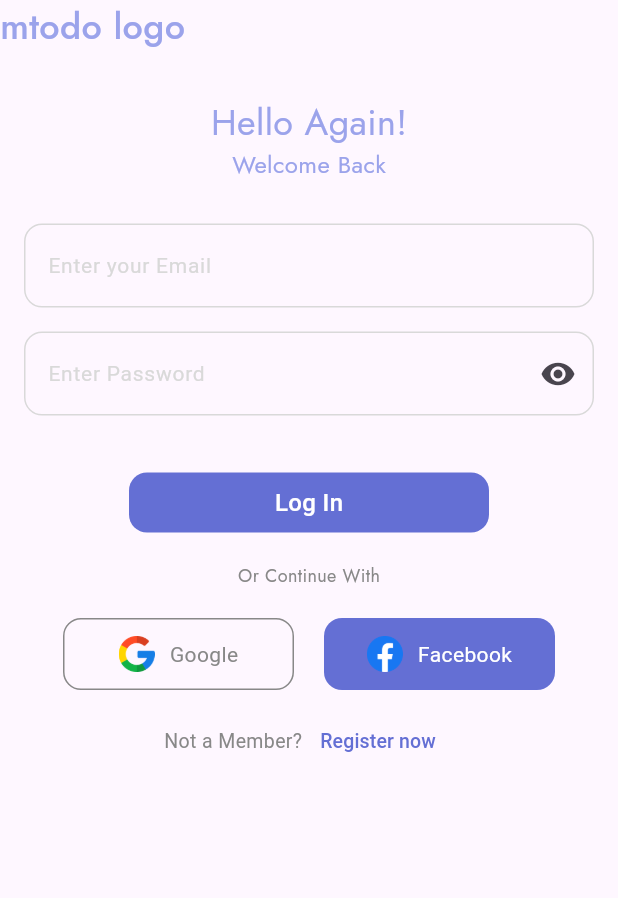
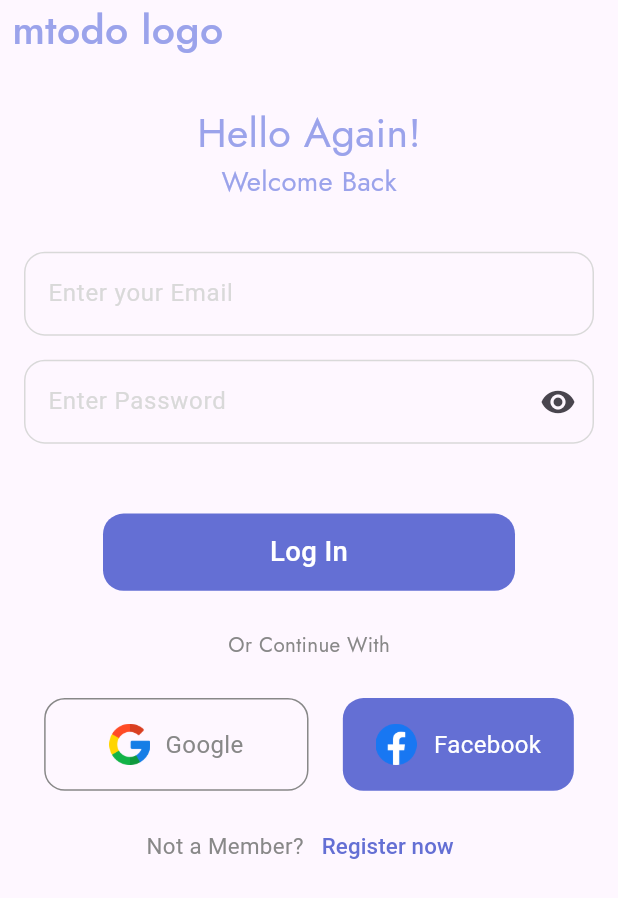
Before and after one commit to wajehafatima/new_project, a Flutter app: the Loginview screen opened directly, on a phone screen of 412 x 824 dp. Shown: the top 898 px of the screen. Run offline on Flutter 3.47's test engine with Material 3 defaults, Android fonts, the phone set to English and light mode, and no system bars; our stand-ins replace firebase_core, flutter_screenutil, google_fonts; accounts and stored records are empty.

Commit message:
update code

```diff
--- a/lib/src/controller/assets/images/appImages.dart
+++ b/lib/src/controller/assets/images/appImages.dart
@@ -5,4 +5,6 @@ class Appimages{
 
   static String fbLogo='lib/src/controller/assets/images/fb.png';
   static String google='lib/src/controller/assets/images/google.png';
+
+  static String profie= 'lib/src/controller/assets/images/dpp.jpg';
 }
--- a/lib/src/controller/constants/widgets/buttons/inkwellbuttons.dart
+++ b/lib/src/controller/constants/widgets/buttons/inkwellbuttons.dart
@@ -1,4 +1,5 @@
 import 'package:flutter/material.dart';
+import 'package:flutter_screenutil/flutter_screenutil.dart';
 import 'package:google_fonts/google_fonts.dart';
 import 'package:newproject/src/controller/assets/colors/appColors.dart';
 class CustomButton extends StatelessWidget {
@@ -21,17 +22,17 @@ class CustomButton extends StatelessWidget {
       child: GestureDetector(
         onTap: onPressed,
         child: Container(
-          height: 40,
-          width: 240,
+          height: 40.h,
+          width: 240.w,
           decoration: BoxDecoration(
-            borderRadius: BorderRadius.circular(12),
+            borderRadius: BorderRadius.circular(12.r),
             color: backgroundColor,
           ),
           child: Center(
             child: Text(
               text,
               style: GoogleFonts.roboto(
-                fontSize: 16,
+                fontSize: 16.sp,
                 fontWeight: FontWeight.w500,
                 color: textColor,
               ),
--- a/lib/src/controller/constants/widgets/g_fb_login.dart
+++ b/lib/src/controller/constants/widgets/g_fb_login.dart
@@ -1,4 +1,5 @@
 import 'package:flutter/material.dart';
+import 'package:flutter_screenutil/flutter_screenutil.dart';
 import 'package:google_fonts/google_fonts.dart';
 
 import '../../assets/colors/appColors.dart';
@@ -15,34 +16,34 @@ class _FbGoogleState extends State<FbGoogle> {
   Widget build(BuildContext context) {
     return Row(mainAxisAlignment: MainAxisAlignment.center,
       children: [
-        Container(height: 48,
-          width: 154,
+        Container(height: 48.h,
+          width: 154.w,
           decoration: BoxDecoration(
               border: Border.all(color: Color(0xff888888)),
-              borderRadius: BorderRadius.circular(12)
+              borderRadius: BorderRadius.circular(12.r)
 
           ),
           child: Row(mainAxisAlignment: MainAxisAlignment.center,
             children: [
-              Image.asset(Appimages.google,width: 24,height: 24,),
+              Image.asset(Appimages.google,width: 24.w,height: 24.h,),
               SizedBox(width: 10,),
-              Text('Google',style: GoogleFonts.roboto(color: Color(0xff888888),fontWeight: FontWeight.w400,fontSize: 14),),
+              Text('Google',style: GoogleFonts.roboto(color: Color(0xff888888),fontWeight: FontWeight.w400,fontSize: 14.sp),),
 
             ],
           ),),
-        SizedBox(width: 20,),
-        Container(height: 48,
+        SizedBox(width: 20.w,),
+        Container(height: 48.h,
           width: 154,
           decoration: BoxDecoration(color:AppColors.darkBlue,
 
-              borderRadius: BorderRadius.circular(12)
+              borderRadius: BorderRadius.circular(12.r)
 
           ),
           child: Row(mainAxisAlignment: MainAxisAlignment.center,
             children: [
-              Image.asset(Appimages.fbLogo,width: 24,height: 24,),
-              SizedBox(width: 10,),
-              Text('Facebook',style: GoogleFonts.roboto(color: Colors.white,fontWeight: FontWeight.w400,fontSize: 14),),
+              Image.asset(Appimages.fbLogo,width: 24.w,height: 24.h,),
+              SizedBox(width: 10.w,),
+              Text('Facebook',style: GoogleFonts.roboto(color: Colors.white,fontWeight: FontWeight.w400,fontSize: 14.sp),),
 
             ],
           ),),
--- a/lib/src/controller/constants/widgets/textformField.dart
+++ b/lib/src/controller/constants/widgets/textformField.dart
@@ -1,4 +1,5 @@
 import 'package:flutter/material.dart';
+import 'package:flutter_screenutil/flutter_screenutil.dart';
 import 'package:google_fonts/google_fonts.dart';
 
 class CustomTextField extends StatefulWidget {
@@ -33,14 +34,14 @@ class _CustomTextFieldState extends State<CustomTextField> {
         decoration: InputDecoration(
           enabledBorder: OutlineInputBorder(
             borderSide: BorderSide(color: Color(0xffD9D9D9)),
-            borderRadius: BorderRadius.circular(12),
+            borderRadius: BorderRadius.circular(12.r),
           ),
           focusedBorder: OutlineInputBorder(
             borderSide: BorderSide(color: Color(0xffD9D9D9)),
-            borderRadius: BorderRadius.circular(12),
+            borderRadius: BorderRadius.circular(12.r),
           ),
           hintText: widget.hintText,
-          hintStyle: GoogleFonts.roboto(color: Color(0xffD9D9D9), fontSize: 14, fontWeight: FontWeight.w400),
+          hintStyle: GoogleFonts.roboto(color: Color(0xffD9D9D9), fontSize: 14.sp, fontWeight: FontWeight.w400),
           suffixIcon: widget.isPassword
               ? IconButton(
             icon: Icon(_obscureText ? Icons.visibility : Icons.visibility_off),
--- a/lib/src/view/auth_view/loginView/loginView.dart
+++ b/lib/src/view/auth_view/loginView/loginView.dart
@@ -1,5 +1,6 @@
 
 import 'package:flutter/material.dart';
+import 'package:flutter_screenutil/flutter_screenutil.dart';
 import 'package:google_fonts/google_fonts.dart';
 import 'package:newproject/src/controller/assets/images/appImages.dart';
 import 'package:newproject/src/controller/constants/widgets/buttons/inkwellbuttons.dart';
@@ -20,33 +21,37 @@ class _LoginviewState extends State<Loginview> {
     return Scaffold(
       body: Column(crossAxisAlignment: CrossAxisAlignment.start,
           children: [
-        Text('mtodo logo',style: GoogleFonts.jost(fontWeight: FontWeight.w500, fontSize:24,color: Color(0xff9BA3EB)),) ,
+        Padding(
+          padding: const EdgeInsets.only(left:8),
+          child: Text('mtodo logo',style: GoogleFonts.jost(fontWeight: FontWeight.w500, fontSize:24.sp,color: Color(0xff9BA3EB)),),
+        ) ,
             SizedBox(height: 30,),
-        Center(child: Text('Hello Again!',style: GoogleFonts.jost( fontSize:24,color: Color(0xff9BA3EB)),)),
+        Center(child: Text('Hello Again!',style: GoogleFonts.jost( fontSize:24.sp,color: Color(0xff9BA3EB)),)),
 
-        Center(child: Text('Welcome Back',style: GoogleFonts.jost(fontSize:16,color: Color(0xff9BA3EB)))),
+        Center(child: Text('Welcome Back',style: GoogleFonts.jost(fontSize:16.sp,color: Color(0xff9BA3EB)))),
 
-            SizedBox(height: 20,),
+            SizedBox(height: 20.h,),
 
             CustomTextField(hintText: 'Enter your Email'),
             CustomTextField(hintText: 'Enter Password',isPassword: true,),
 
-            SizedBox(height: 30,),
+            SizedBox(height: 30.h,),
 
             CustomButton(text: 'Log In', backgroundColor:AppColors.darkBlue, textColor: Colors.white, onPressed: (){}),
-            SizedBox(height: 20,),
+            SizedBox(height: 20.h,),
 
-            Center(child: Text('Or Continue With',style: GoogleFonts.jost(color: Color(0xff888888),fontWeight: FontWeight.w400,fontSize: 12),)),
-SizedBox(height: 20,),
+            Center(child: Text('Or Continue With',style: GoogleFonts.jost(color: Color(0xff888888),fontWeight: FontWeight.w400,fontSize: 12.sp),)),
+SizedBox(height: 20.h,),
 
 FbGoogle(),
 
-SizedBox(height: 10,),
+SizedBox(height: 10.h,),
             Row(mainAxisAlignment: MainAxisAlignment.center,
               children: [Text('Not a Member?',
-                style: GoogleFonts.roboto(color: Color(0xff888888),fontWeight: FontWeight.w400,fontSize: 13),),
+                style: GoogleFonts.roboto(color: Color(0xff888888),fontWeight: FontWeight.w400,fontSize: 13.sp),),
             TextButton(onPressed: (){},
-                child: Center(child: Text('Register now',style: GoogleFonts.roboto(color: AppColors.darkBlue,fontWeight: FontWeight.w500,fontSize: 13),),))],)
+                child: Center(child: Text('Register now',style: GoogleFonts.roboto(color: AppColors.darkBlue,fontWeight: FontWeight.w500,
+                    fontSize: 13.sp),),))],)
 
 
 
```
Also changed, not shown: lib/main.dart (+10 -4 lines), lib/src/controller/constants/widgets/buttons/textButton.dart (+5 -4 lines), lib/src/view/auth_view/signupView/signupView.dart (+25 -11 lines), lib/src/view/homeView/homeView.dart (+28 -13 lines), lib/src/view/startingView/onboardingView/onboardingView.dart (+12 -8 lines), lib/src/view/startingView/splashView/splashView.dart (+16 -12 lines), lib/src/controller/assets/images/dpp.jpg (added), lib/src/controller/constants/widgets/customAppBar.dart (added).
